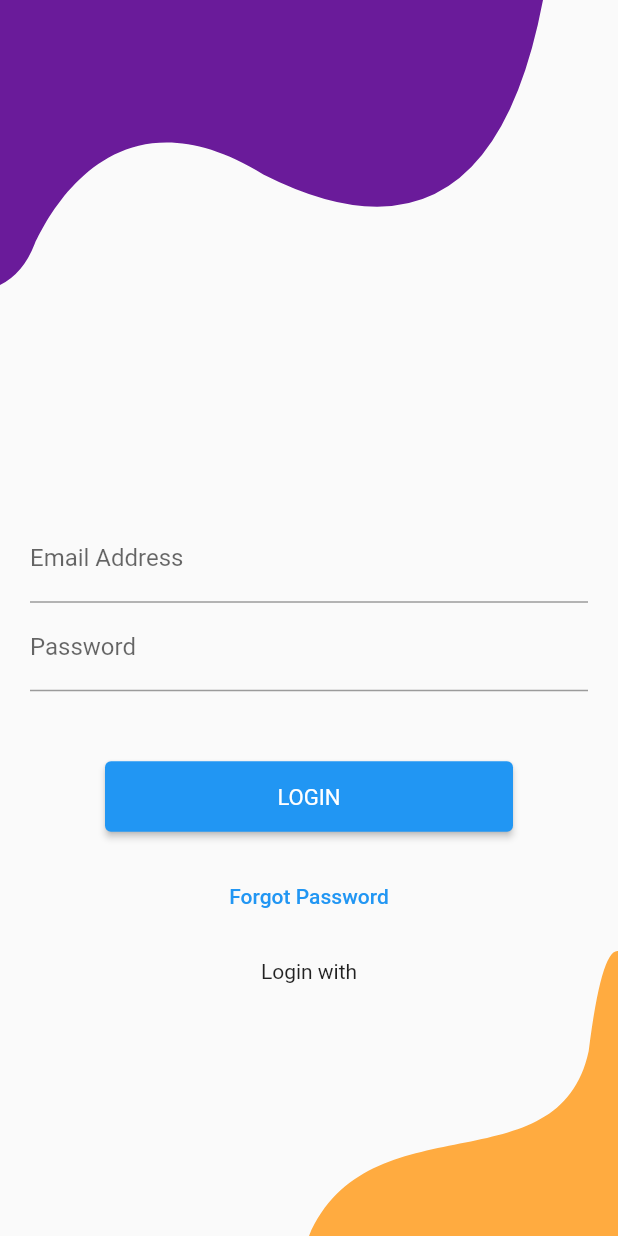
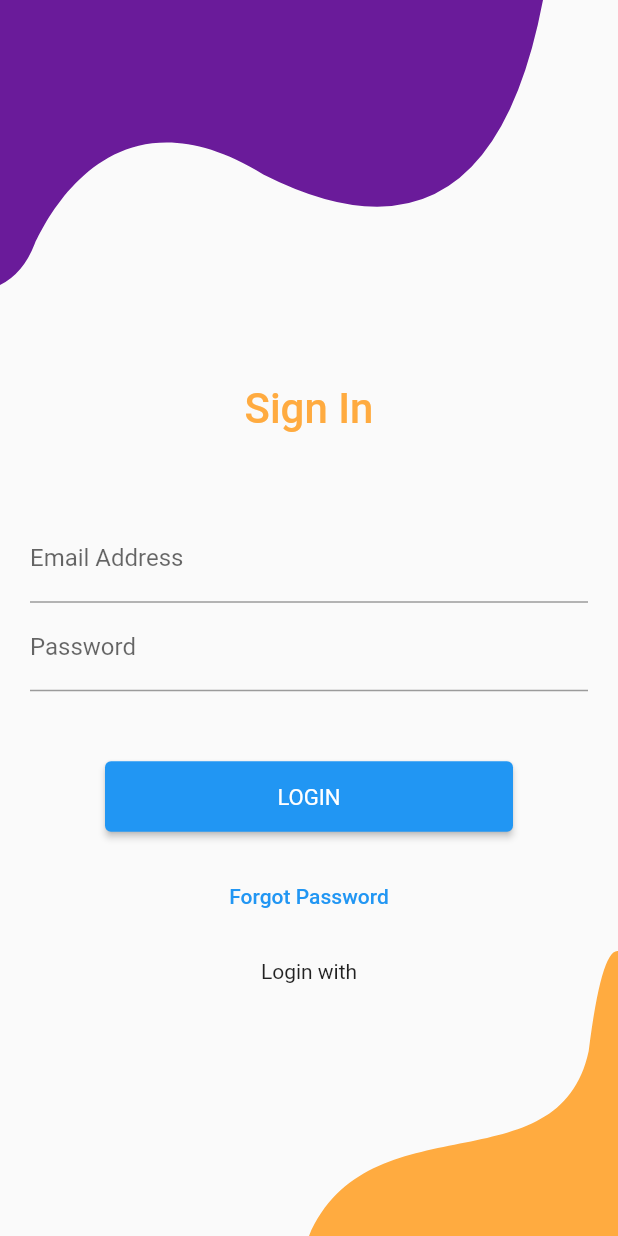
Before and after one commit to ijacome/pet_card, a Flutter app: the screen it shows after launch, on a phone screen of 412 x 824 dp. Run offline on Flutter 3.47's test engine with Material 2 defaults, Android fonts, the phone set to English and light mode, and no system bars; our stand-ins replace dio, flutter_dotenv, flutter_secure_storage, get_it, logger; generated files the repository leaves out were written again.

Commit message:
login page form

```diff
--- a/lib/widgets/login_form.dart
+++ b/lib/widgets/login_form.dart
@@ -69,6 +69,16 @@ class _LoginFormState extends State<LoginForm> {
           key: _formKey,
           child: Column(
             children: [
+              Align(
+                alignment: Alignment.center,
+                child: TextButton(
+                  onPressed: () {},
+                  child: const Text("Sign In", style: TextStyle(fontSize: 28, color: Colors.orangeAccent),),
+                ),
+              ),
+              SizedBox(
+                height: responsive.dp(5),
+              ),
               TextFormField(
                 decoration: const InputDecoration(labelText: "Email Address"),
                 onChanged: (value) {
```
